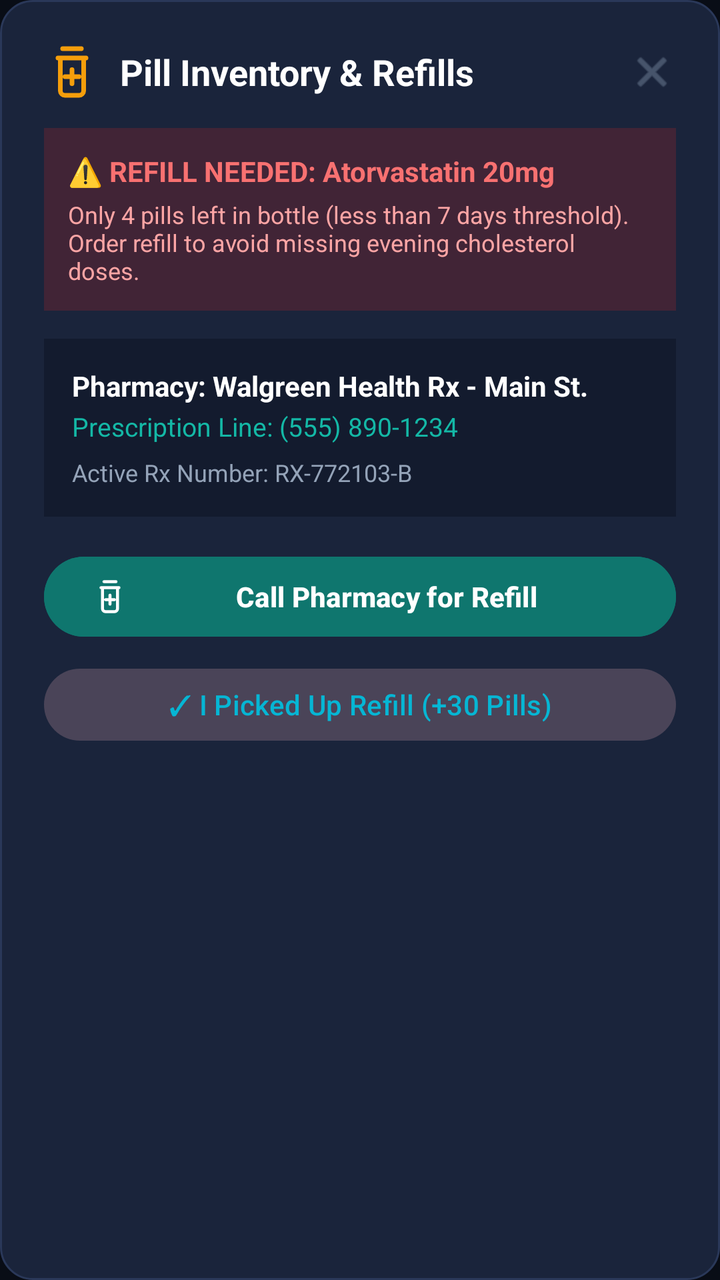
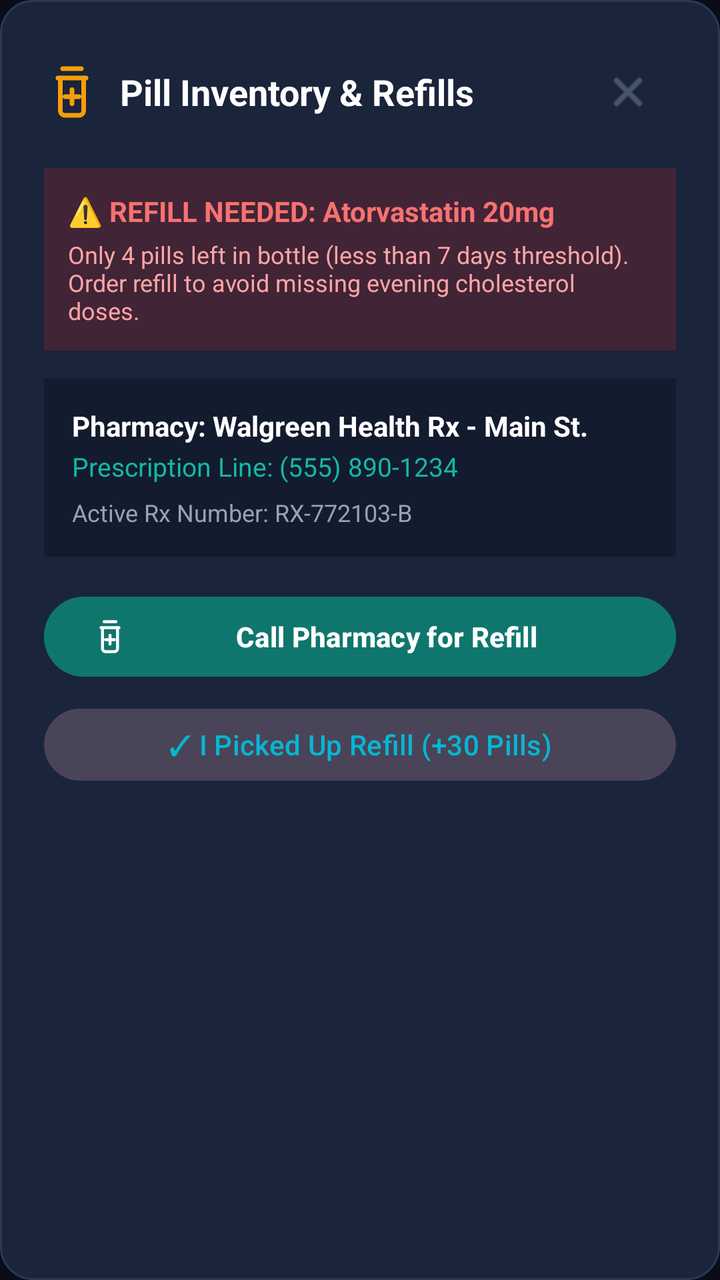

Screens rendered from an Android XML layout before and after an edit, with the pre-edit source and the edit as a unified diff.
<!-- AndroidManifest.xml: application theme Theme.MedVault -->
<!-- res/layout/dialog_refill_tracker.xml -->
<?xml version="1.0" encoding="utf-8"?>
<LinearLayout xmlns:android="http://schemas.android.com/apk/res/android"
    xmlns:app="http://schemas.android.com/apk/res-auto"
    android:layout_width="match_parent"
    android:layout_height="wrap_content"
    android:background="@drawable/bg_card_dark"
    android:orientation="vertical"
    android:padding="22dp">

    <LinearLayout
        android:layout_width="match_parent"
        android:layout_height="wrap_content"
        android:gravity="center_vertical"
        android:orientation="horizontal">

        <ImageView
            android:layout_width="28dp"
            android:layout_height="28dp"
            android:src="@drawable/ic_refill"
            app:tint="@color/status_warning" />

        <TextView
            android:layout_width="0dp"
            android:layout_height="wrap_content"
            android:layout_marginStart="10dp"
            android:layout_weight="1"
            android:text="Pill Inventory &amp; Refills"
            android:textColor="@color/white"
            android:textSize="18sp"
            android:textStyle="bold" />

        <ImageView
            android:id="@+id/btnCloseRefill"
            android:layout_width="24dp"
            android:layout_height="24dp"
            android:src="@android:drawable/ic_menu_close_clear_cancel"
            app:tint="@color/text_muted" />
    </LinearLayout>

    <LinearLayout
        android:id="@+id/boxLowSupply"
        android:layout_width="match_parent"
        android:layout_height="wrap_content"
        android:layout_marginTop="14dp"
        android:background="#33DC2626"
        android:orientation="vertical"
        android:padding="12dp">

        <TextView
            android:layout_width="match_parent"
            android:layout_height="wrap_content"
            android:text="⚠️ REFILL NEEDED: Atorvastatin 20mg"
            android:textColor="#F87171"
            android:textSize="14sp"
            android:textStyle="bold" />

        <TextView
            android:layout_width="match_parent"
            android:layout_height="wrap_content"
            android:layout_marginTop="4dp"
            android:text="Only 4 pills left in bottle (less than 7 days threshold). Order refill to avoid missing evening cholesterol doses."
            android:textColor="#FCA5A5"
            android:textSize="12sp" />
    </LinearLayout>

    <LinearLayout
        android:layout_width="match_parent"
        android:layout_height="wrap_content"
        android:layout_marginTop="14dp"
        android:background="#131B2E"
        android:orientation="vertical"
        android:padding="14dp">

        <TextView
            android:id="@+id/tvPharmacyName"
            android:layout_width="match_parent"
            android:layout_height="wrap_content"
            android:text="Pharmacy: Walgreen Health Rx - Main St."
            android:textColor="@color/white"
            android:textSize="14sp"
            android:textStyle="bold" />

        <TextView
            android:id="@+id/tvPharmacyPhone"
            android:layout_width="match_parent"
            android:layout_height="wrap_content"
            android:layout_marginTop="2dp"
            android:text="Prescription Line: (555) 890-1234"
            android:textColor="@color/brand_primary_light"
            android:textSize="13sp" />

        <TextView
            android:layout_width="match_parent"
            android:layout_height="wrap_content"
            android:layout_marginTop="6dp"
            android:text="Active Rx Number: RX-772103-B"
            android:textColor="@color/text_secondary"
            android:textSize="12sp" />
    </LinearLayout>

    <com.google.android.material.button.MaterialButton
        android:id="@+id/btnCallPharmacy"
        android:layout_width="match_parent"
        android:layout_height="48dp"
        android:layout_marginTop="16dp"
        android:backgroundTint="@color/brand_primary"
        android:text="Call Pharmacy for Refill"
        android:textColor="@color/white"
        android:textStyle="bold"
        app:icon="@drawable/ic_refill"
        app:iconTint="@color/white" />

    <com.google.android.material.button.MaterialButton
        android:id="@+id/btnMarkRefilled"
        style="@style/Widget.Material3.Button.TonalButton"
        android:layout_width="match_parent"
        android:layout_height="44dp"
        android:layout_marginTop="8dp"
        android:text="✓ I Picked Up Refill (+30 Pills)"
        android:textColor="@color/brand_accent" />

</LinearLayout>
<!-- resources referenced by this layout -->
<resources>
  <color name="brand_accent">#06B6D4</color>
  <color name="brand_primary">#0F766E</color>
  <color name="brand_primary_light">#14B8A6</color>
  <color name="status_warning">#F59E0B</color>
  <color name="text_muted">#64748B</color>
  <color name="text_secondary">#94A3B8</color>
  <color name="white">#FFFFFF</color>
  <!-- drawable bg_card_dark (drawable) -->
  <?xml version="1.0" encoding="utf-8"?>
  <shape xmlns:android="http://schemas.android.com/apk/res/android"
      android:shape="rectangle">
      <corners android:radius="16dp" />
      <solid android:color="@color/bg_card" />
      <stroke
          android:width="1dp"
          android:color="@color/divider_line" />
  </shape>
  <!-- drawable ic_refill (drawable) -->
  <?xml version="1.0" encoding="utf-8"?>
  <vector xmlns:android="http://schemas.android.com/apk/res/android"
      android:width="24dp"
      android:height="24dp"
      android:viewportWidth="24"
      android:viewportHeight="24">
      <path
          android:fillColor="#00000000"
          android:strokeColor="#FFFFFF"
          android:strokeWidth="2"
          android:strokeLineCap="round"
          android:strokeLineJoin="round"
          android:pathData="M6,6 H18 M8,2 H16 M7,6 V20 C7,21.1 7.9,22 9,22 H15 C16.1,22 17,21.1 17,20 V6" />
      <path
          android:fillColor="#00000000"
          android:strokeColor="#FFFFFF"
          android:strokeWidth="2"
          android:strokeLineCap="round"
          android:pathData="M12,11 V17 M9,14 H15" />
  </vector>
  <style name="Theme.MedVault" parent="Theme.Material3.Dark.NoActionBar">
          <item name="colorPrimary">@color/brand_primary</item>
          <item name="colorPrimaryVariant">@color/brand_primary_dark</item>
          <item name="colorSecondary">@color/brand_accent</item>
          <item name="android:statusBarColor">@color/bg_dark</item>
          <item name="android:navigationBarColor">@color/bg_dark</item>
          <item name="android:windowBackground">@color/bg_dark</item>
      </style>
  <color name="bg_card">#1A243B</color>
  <color name="divider_line">#2A3859</color>
  <color name="brand_primary_dark">#115E59</color>
  <color name="bg_dark">#090D16</color>
</resources>

<!-- the commit's change to res/layout/dialog_refill_tracker.xml (unified diff, before → after) -->
@@ -31,8 +31,10 @@
 
         <ImageView
             android:id="@+id/btnCloseRefill"
-            android:layout_width="24dp"
-            android:layout_height="24dp"
+            android:layout_width="48dp"
+            android:layout_height="48dp"
+            android:contentDescription="Close Refill Tracker"
+            android:padding="12dp"
             android:src="@android:drawable/ic_menu_close_clear_cancel"
             app:tint="@color/text_muted" />
     </LinearLayout>
